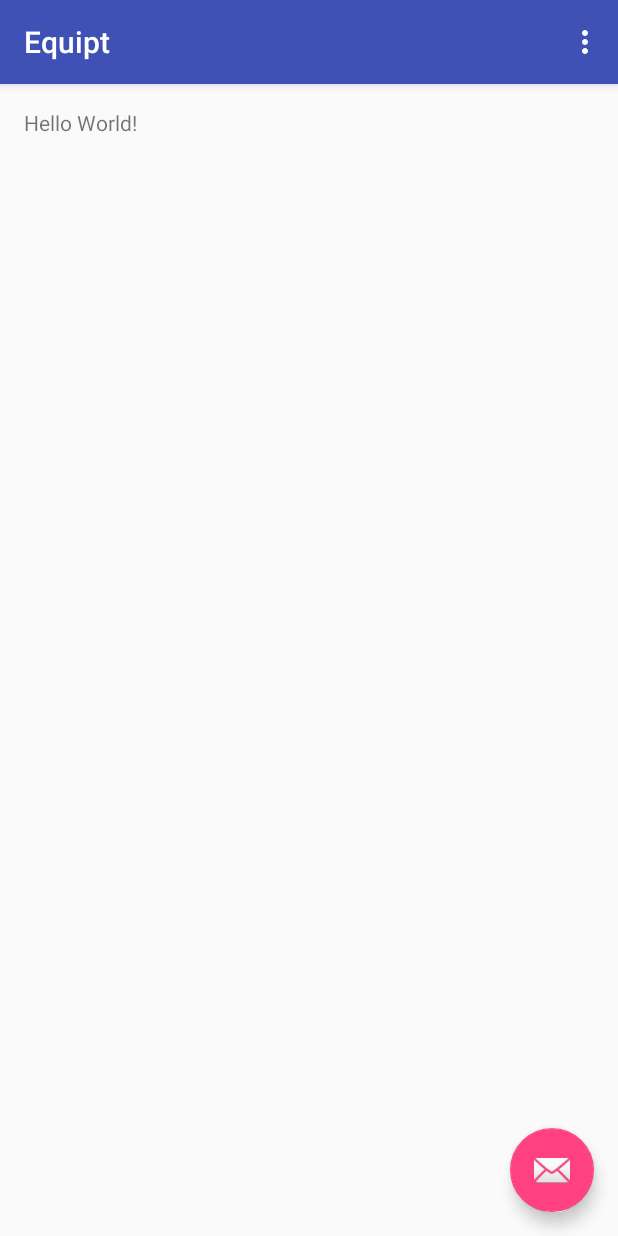
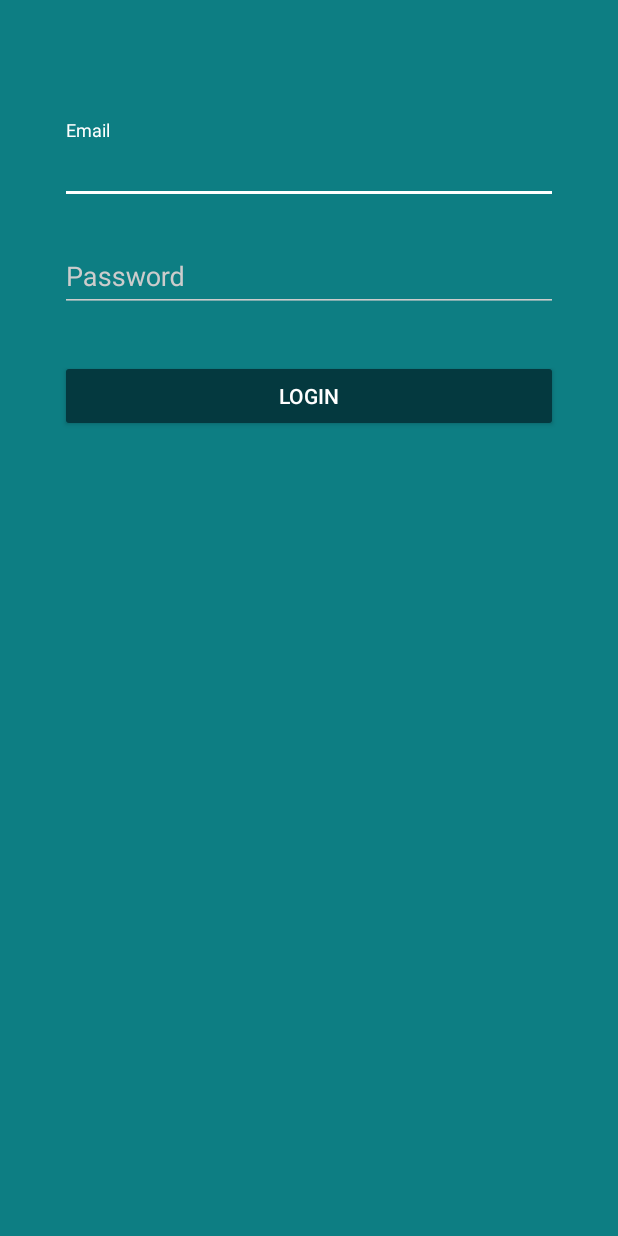
Before and after one commit to lendale/Equipt, an Android app: the screen it shows after launch (MainActivity before the commit, LoginActivity after it), on a phone screen of 412 x 824 dp. Run offline under Robolectric (Android 15) with nearby library versions, the phone set to English and light mode, and no system bars; our stand-ins replace ButterKnife.

Commit message:
*Added LoginActivity with validate method *Modified colors.xml *Added custom theme in styles.xml *Added activity_login and content_login layouts for LoginActivity

```diff
--- a/app/build.gradle
+++ b/app/build.gradle
@@ -1,4 +1,5 @@
 apply plugin: 'com.android.application'
+apply plugin: 'com.neenbedankt.android-apt'
 
 android {
     compileSdkVersion 23
@@ -24,4 +25,7 @@ dependencies {
     testCompile 'junit:junit:4.12'
     compile 'com.android.support:appcompat-v7:23.3.0'
     compile 'com.android.support:design:23.3.0'
+
+    compile 'com.jakewharton:butterknife:8.0.1'
+    apt 'com.jakewharton:butterknife-compiler:8.0.1'
 }
--- a/app/src/main/AndroidManifest.xml
+++ b/app/src/main/AndroidManifest.xml
@@ -18,6 +18,11 @@
                 <category android:name="android.intent.category.LAUNCHER" />
             </intent-filter>
         </activity>
+        <activity
+            android:name=".LoginActivity"
+            android:label="@string/title_activity_login"
+            android:parentActivityName=".LoginActivity"
+            android:theme="@style/AppTheme.Dark"></activity>
     </application>
 
 </manifest>
--- /dev/null
+++ b/app/src/main/java/com/acg/equipt/LoginActivity.java
@@ -0,0 +1,120 @@
+package com.acg.equipt;
+
+import android.app.ProgressDialog;
+import android.content.Intent;
+import android.os.Bundle;
+import android.support.design.widget.CoordinatorLayout;
+import android.support.v7.app.AppCompatActivity;
+import android.support.v7.widget.AppCompatButton;
+import android.view.View;
+import android.widget.EditText;
+import android.widget.Toast;
+
+import butterknife.BindView;
+import butterknife.ButterKnife;
+
+public class LoginActivity extends AppCompatActivity {
+    private static final int REQUEST_SIGNUP = 0;
+    @BindView(R.id.et_email)
+    EditText etEmail;
+    @BindView(R.id.et_passwd)
+    EditText etPasswd;
+    @BindView(R.id.btn_login)
+    AppCompatButton btnLogin;
+    @BindView(R.id.coordinatorLayout)
+    CoordinatorLayout coordinatorLayout;
+    private String TAG = LoginActivity.class.getSimpleName();
+
+    @Override
+    protected void onCreate(Bundle savedInstanceState) {
+        super.onCreate(savedInstanceState);
+        setContentView(R.layout.activity_login);
+
+        ButterKnife.bind(this);
+
+        btnLogin.setOnClickListener(new View.OnClickListener() {
+            @Override
+            public void onClick(View v) {
+                login();
+            }
+        });
+    }
+
+    public void login() {
+        if (!validate()) {
+            onLoginFailed();
+            return;
+        }
+
+        btnLogin.setEnabled(false);
+
+        final ProgressDialog progressDialog = new ProgressDialog(LoginActivity.this,
+                R.style.AppTheme_Dark_Dialog);
+        progressDialog.setIndeterminate(true);
+        progressDialog.setMessage("Authenticating...");
+        progressDialog.show();
+
+        new android.os.Handler().postDelayed(
+                new Runnable() {
+                    public void run() {
+                        // On complete call either onLoginSuccess or onLoginFailed
+                        onLoginSuccess();
+                        // onLoginFailed();
+                        progressDialog.dismiss();
+                    }
+                }, 2000);
+    }
+
+    @Override
+    protected void onActivityResult(int requestCode, int resultCode, Intent data) {
+        if (requestCode == REQUEST_SIGNUP) {
+            if (resultCode == RESULT_OK) {
+
+                // TODO: Implement successful signup logic here
+                // By default we just finish the Activity and log them in automatically
+                this.finish();
+            }
+        }
+    }
+
+    @Override
+    public void onBackPressed() {
+        // Disable going back to the MainActivity
+        moveTaskToBack(true);
+    }
+
+    public void onLoginSuccess() {
+        btnLogin.setEnabled(true);
+        finish();
+    }
+
+    public void onLoginFailed() {
+        Toast.makeText(getBaseContext(), "Login failed", Toast.LENGTH_LONG).show();
+
+        btnLogin.setEnabled(true);
+    }
+
+    public boolean validate() {
+        boolean valid = true;
+
+        String email = String.valueOf(etEmail.getText());
+        String passwd = String.valueOf(etPasswd.getText());
+
+        if (email.isEmpty() || !android.util.Patterns.EMAIL_ADDRESS.matcher(email).matches()) {
+            etEmail.setError("Enter a valid email address");
+            valid = false;
+        } else {
+            etEmail.setError(null);
+        }
+
+        if (passwd.isEmpty() || passwd.length() < 4 || passwd.length() > 10) {
+            etPasswd.setError("between 4 and 10 alphanumeric characters");
+            valid = false;
+        } else {
+            etPasswd.setError(null);
+        }
+
+        return valid;
+    }
+
+}
--- a/app/src/main/java/com/acg/equipt/MainActivity.java
+++ b/app/src/main/java/com/acg/equipt/MainActivity.java
@@ -1,11 +1,9 @@
 package com.acg.equipt;
 
+import android.content.Intent;
 import android.os.Bundle;
-import android.support.design.widget.FloatingActionButton;
-import android.support.design.widget.Snackbar;
 import android.support.v7.app.AppCompatActivity;
 import android.support.v7.widget.Toolbar;
-import android.view.View;
 import android.view.Menu;
 import android.view.MenuItem;
 
@@ -18,14 +16,8 @@ public class MainActivity extends AppCompatActivity {
         Toolbar toolbar = (Toolbar) findViewById(R.id.toolbar);
         setSupportActionBar(toolbar);
 
-        FloatingActionButton fab = (FloatingActionButton) findViewById(R.id.fab);
-        fab.setOnClickListener(new View.OnClickListener() {
-            @Override
-            public void onClick(View view) {
-                Snackbar.make(view, "Replace with your own action", Snackbar.LENGTH_LONG)
-                        .setAction("Action", null).show();
-            }
-        });
+        Intent intent = new Intent(this, LoginActivity.class);
+        startActivity(intent);
     }
 
     @Override
--- a/app/src/main/res/layout/activity_login.xml
+++ b/app/src/main/res/layout/activity_login.xml
@@ -1,6 +1,12 @@
 <?xml version="1.0" encoding="utf-8"?>
-<LinearLayout xmlns:android="http://schemas.android.com/apk/res/android"
-    android:orientation="vertical" android:layout_width="match_parent"
-    android:layout_height="match_parent">
+<android.support.design.widget.CoordinatorLayout xmlns:android="http://schemas.android.com/apk/res/android"
+    xmlns:tools="http://schemas.android.com/tools"
+    android:id="@+id/coordinatorLayout"
+    android:layout_width="match_parent"
+    android:layout_height="match_parent"
+    android:fitsSystemWindows="true"
+    tools:context="com.acg.equipt.LoginActivity">
 
-</LinearLayout>
+    <include layout="@layout/content_login" />
+
+</android.support.design.widget.CoordinatorLayout>
--- /dev/null
+++ b/app/src/main/res/layout/content_login.xml
@@ -0,0 +1,70 @@
+<?xml version="1.0" encoding="utf-8"?>
+<ScrollView xmlns:android="http://schemas.android.com/apk/res/android"
+    xmlns:app="http://schemas.android.com/apk/res-auto"
+    xmlns:tools="http://schemas.android.com/tools"
+    android:layout_width="match_parent"
+    android:layout_height="match_parent"
+    android:paddingBottom="@dimen/activity_vertical_margin"
+    android:paddingLeft="@dimen/activity_horizontal_margin"
+    android:paddingRight="@dimen/activity_horizontal_margin"
+    android:paddingTop="@dimen/activity_vertical_margin"
+    app:layout_behavior="@string/appbar_scrolling_view_behavior"
+    tools:context=".LoginActivity"
+    tools:showIn="@layout/activity_login">
+
+    <LinearLayout
+        android:layout_width="match_parent"
+        android:layout_height="wrap_content"
+        android:orientation="vertical"
+        android:paddingLeft="24dp"
+        android:paddingRight="24dp"
+        android:paddingTop="56dp">
+
+        <!--<ImageView-->
+        <!--android:layout_width="match_parent"-->
+        <!--android:layout_height="100dp"-->
+        <!--android:src="@drawable/mfu"/>-->
+
+        <!--  Email Label -->
+        <android.support.design.widget.TextInputLayout
+            android:layout_width="match_parent"
+            android:layout_height="wrap_content"
+            android:layout_marginBottom="8dp"
+            android:layout_marginTop="8dp">
+
+            <EditText
+                android:id="@+id/et_email"
+                android:layout_width="match_parent"
+                android:layout_height="wrap_content"
+                android:hint="Email"
+                android:inputType="textEmailAddress" />
+        </android.support.design.widget.TextInputLayout>
+
+        <!--  Password Label -->
+        <android.support.design.widget.TextInputLayout
+            android:layout_width="match_parent"
+            android:layout_height="wrap_content"
+            android:layout_marginBottom="8dp"
+            android:layout_marginTop="8dp">
+
+            <EditText
+                android:id="@+id/et_passwd"
+                android:layout_width="match_parent"
+                android:layout_height="wrap_content"
+                android:hint="Password"
+                android:inputType="textPassword"
+                android:maxLength="39" />
+        </android.support.design.widget.TextInputLayout>
+
+        <android.support.v7.widget.AppCompatButton
+            android:id="@+id/btn_login"
+            android:layout_width="match_parent"
+            android:layout_height="wrap_content"
+            android:layout_marginBottom="24dp"
+            android:layout_marginTop="24dp"
+            android:padding="12dp"
+            android:text="Login" />
+
+    </LinearLayout>
+
+</ScrollView>
--- a/app/src/main/res/layout/content_main.xml
+++ b/app/src/main/res/layout/content_main.xml
@@ -12,8 +12,5 @@
     tools:context="com.acg.equipt.MainActivity"
     tools:showIn="@layout/activity_main">
 
-    <TextView
-        android:layout_width="wrap_content"
-        android:layout_height="wrap_content"
-        android:text="Hello World!" />
+
 </RelativeLayout>
--- a/app/src/main/res/values/colors.xml
+++ b/app/src/main/res/values/colors.xml
@@ -1,6 +1,17 @@
 <?xml version="1.0" encoding="utf-8"?>
 <resources>
-    <color name="colorPrimary">#3F51B5</color>
-    <color name="colorPrimaryDark">#303F9F</color>
-    <color name="colorAccent">#FF4081</color>
+    <color name="colorPrimary">#0d7e83</color>
+    <color name="colorPrimaryDark">#054148</color>
+    <color name="colorPrimaryDarker">#04393f</color>
+    <color name="colorAccent">#f79f66</color>
+
+    <color name="black">#000000</color>
+    <color name="jet">#222222</color>
+    <color name="oil">#333333</color>
+    <color name="monsoon">#777777</color>
+    <color name="jumbo">#888888</color>
+    <color name="aluminum">#999999</color>
+    <color name="base">#AAAAAA</color>
+    <color name="iron">#CCCCCC</color>
+    <color name="white">#FFFFFF</color>
 </resources>
--- a/app/src/main/res/values/strings.xml
+++ b/app/src/main/res/values/strings.xml
@@ -1,4 +1,5 @@
 <resources>
     <string name="app_name">Equipt</string>
     <string name="action_settings">Settings</string>
+    <string name="title_activity_login">LoginActivity</string>
 </resources>
--- a/app/src/main/res/values/styles.xml
+++ b/app/src/main/res/values/styles.xml
@@ -17,4 +17,26 @@
 
     <style name="AppTheme.PopupOverlay" parent="ThemeOverlay.AppCompat.Light" />
 
+    <style name="AppTheme.Dark" parent="Theme.AppCompat.NoActionBar">
+        <item name="colorPrimary">@color/colorPrimary</item>
+        <item name="colorPrimaryDark">@color/colorPrimaryDark</item>
+        <item name="colorAccent">@color/colorAccent</item>
+
+        <item name="android:windowBackground">@color/colorPrimary</item>
+
+        <item name="colorControlNormal">@color/iron</item>
+        <item name="colorControlActivated">@color/white</item>
+        <item name="colorControlHighlight">@color/white</item>
+        <item name="android:textColorHint">@color/iron</item>
+
+        <item name="colorButtonNormal">@color/colorPrimaryDarker</item>
+        <item name="android:colorButtonNormal">@color/colorPrimaryDarker</item>
+    </style>
+
+    <style name="AppTheme.Dark.Dialog" parent="Theme.AppCompat.Dialog">
+        <item name="colorAccent">@color/white</item>
+        <item name="android:textColorPrimary">@color/iron</item>
+        <item name="android:background">@color/colorPrimary</item>
+    </style>
+
 </resources>
--- a/build.gradle
+++ b/build.gradle
@@ -6,6 +6,7 @@ buildscript {
     }
     dependencies {
         classpath 'com.android.tools.build:gradle:2.1.0'
+        classpath 'com.neenbedankt.gradle.plugins:android-apt:1.8'
 
         // NOTE: Do not place your application dependencies here; they belong
         // in the individual module build.gradle files
```
